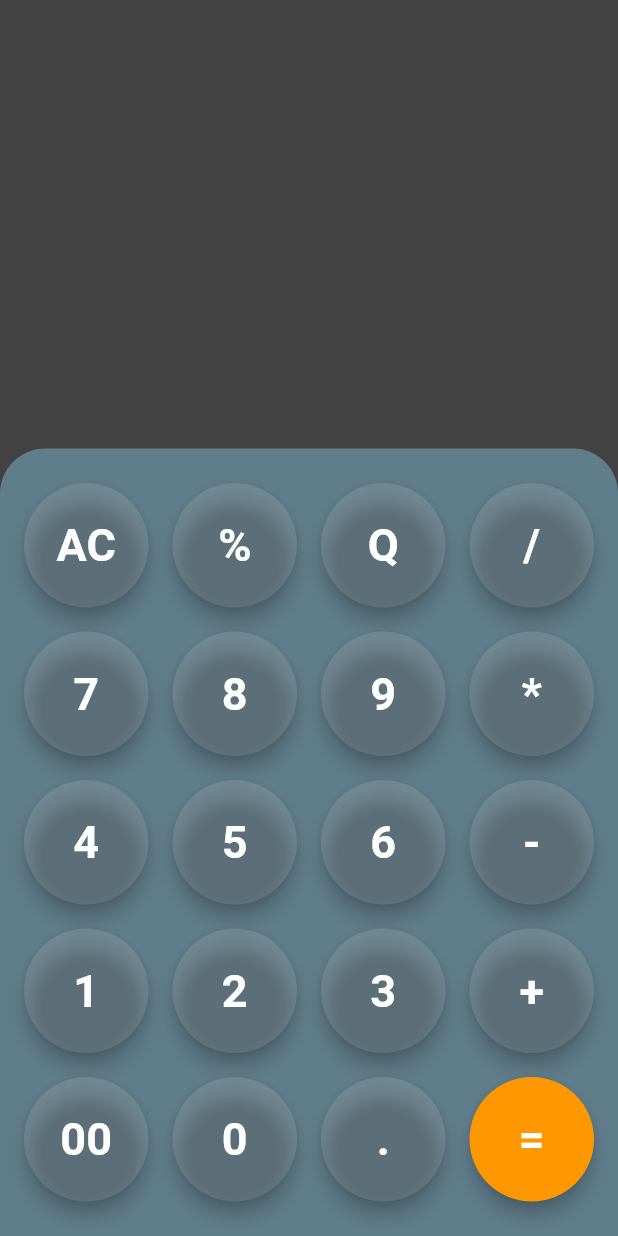
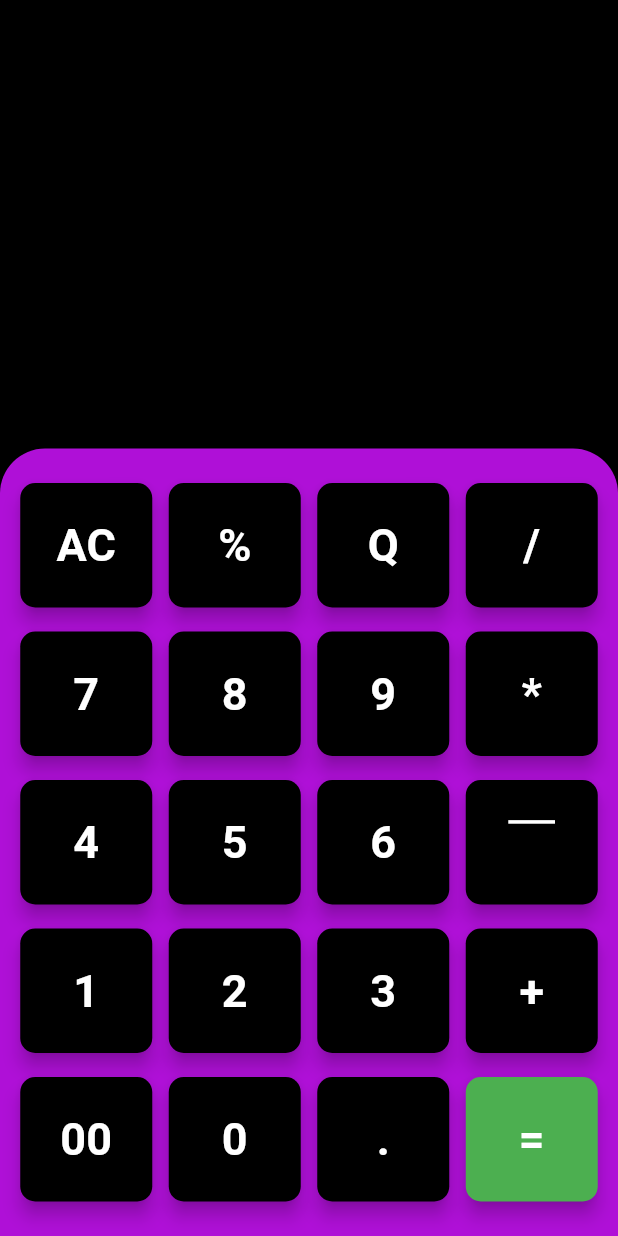
Before and after one commit to rohitprajapati-bit/Calculator-app, a Flutter app: the screen it shows after launch, on a phone screen of 412 x 824 dp. Run offline on Flutter 3.47's test engine with Material 3 defaults, Android fonts, the phone set to English and light mode, and no system bars.

Commit message:
Refactor UI elements for improved aesthetics and consistency

```diff
--- a/lib/main.dart
+++ b/lib/main.dart
@@ -29,7 +29,7 @@ class _HomePageState extends State<HomePage> {
   @override
   Widget build(BuildContext context) {
     return Scaffold(
-      backgroundColor: Colors.grey.shade800,
+      backgroundColor: Colors.black,
       body: Column(
         children: [
           Expanded(
@@ -48,7 +48,7 @@ class _HomePageState extends State<HomePage> {
           )),
           Container(
             decoration: const BoxDecoration(
-                color: Colors.blueGrey,
+                color: Color.fromARGB(255, 175, 16, 215),
                 borderRadius: BorderRadius.only(
                   topRight: Radius.circular(30),
                   topLeft: Radius.circular(30),
@@ -83,10 +83,12 @@ class _HomePageState extends State<HomePage> {
                   child: Row(
                       mainAxisAlignment: MainAxisAlignment.spaceAround,
                       children: [
-                        getButton("4"),
+                        getButton(
+                          "4",
+                        ),
                         getButton("5"),
                         getButton("6"),
-                        getButton("-"),
+                        getButton("￣"),
                       ]),
                 ),
                 Padding(
@@ -110,7 +112,7 @@ class _HomePageState extends State<HomePage> {
                         ),
                         getButton("0"),
                         getButton("."),
-                        getButton("=", buttonColor: Colors.orange),
+                        getButton("=", buttonColor: Colors.green),
                       ]),
                 )
               ],
@@ -121,7 +123,7 @@ class _HomePageState extends State<HomePage> {
     );
   }
 
-  Widget getButton(String title, {Color? buttonColor = Colors.white12}) {
+  Widget getButton(String title, {Color? buttonColor = Colors.black}) {
     return MaterialButton(
       elevation: 5,
       onPressed: () {
@@ -131,7 +133,8 @@ class _HomePageState extends State<HomePage> {
         calculate(title);
       },
       color: buttonColor,
-      shape: const CircleBorder(),
+      shape: const RoundedRectangleBorder(
+          borderRadius: BorderRadius.all(Radius.circular(10))),
       padding: const EdgeInsets.all(20),
       child: Text(
         title,
```
Lines whose indentation alone changed are shown as unchanged.
